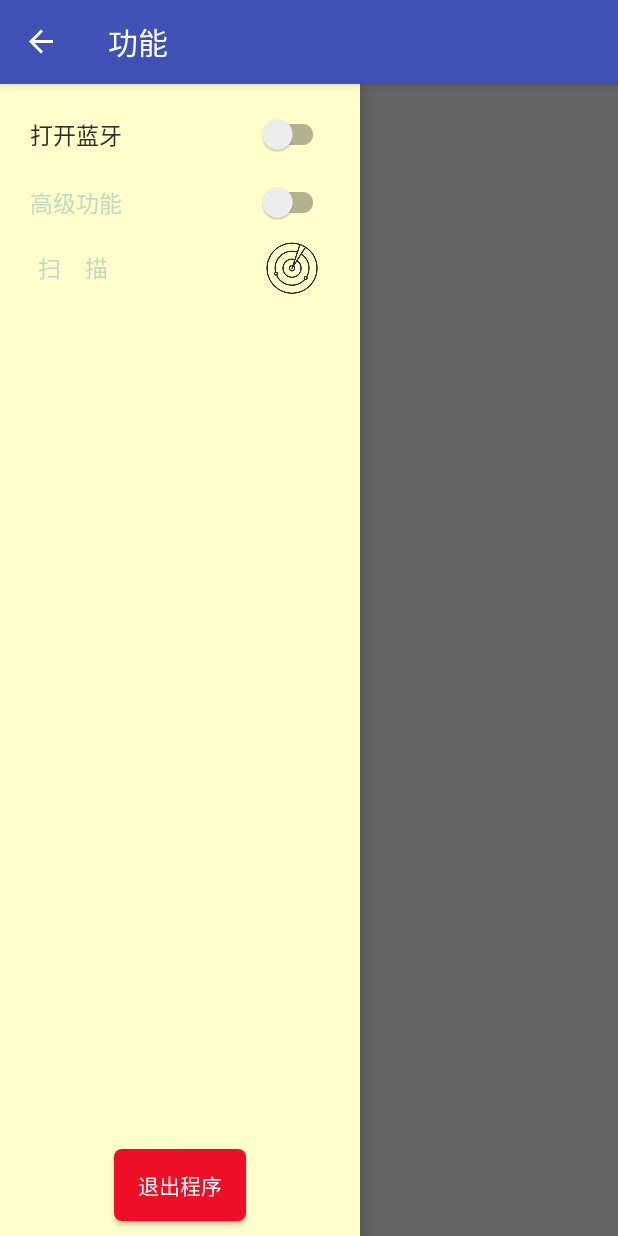
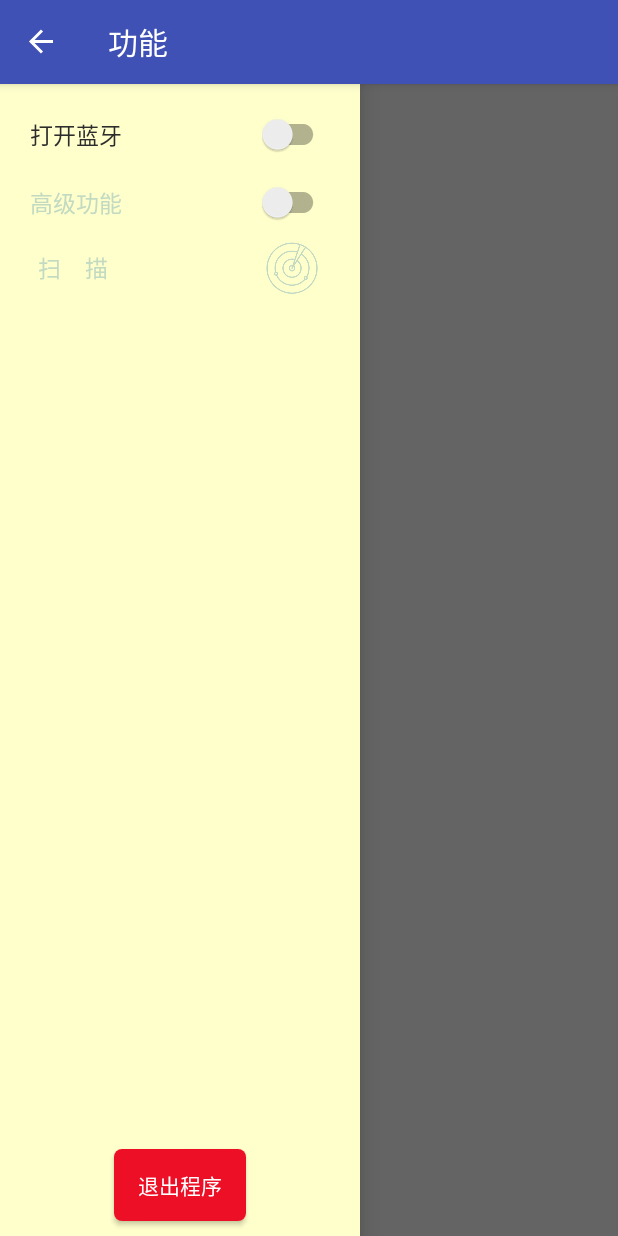
Before and after one commit to anymao/BTIM_pro, an Android app: the screen it shows after launch (MainActivity), with the side drawer open, on a phone screen of 412 x 824 dp. Run offline under Robolectric (Android 15) with nearby library versions, the phone set to English and light mode, and no system bars.

Commit message:
no change

```diff
--- a/app/src/main/java/top/anymore/btim_pro/activity/MainActivity.java
+++ b/app/src/main/java/top/anymore/btim_pro/activity/MainActivity.java
@@ -26,6 +26,10 @@ public class MainActivity extends AppCompatActivity {
     private DrawerLayout mDrawerLayout;//MainActivity的根布局
     private ActionBar mActionBar;
     private String mTitle;//用于存储最开始的标题
+    //左中右碎片实例
+    private LeftMenuFragment mLeftMenuFragment;
+    private ContentFragment mContentFragment;
+    private RightMenuFragment mRightMenuFragment;
     @Override
     protected void onCreate(Bundle savedInstanceState) {
         super.onCreate(savedInstanceState);
@@ -72,16 +76,8 @@ public class MainActivity extends AppCompatActivity {
                 //当右边抽屉打开时候点击设置关闭右边抽屉
                 if (mDrawerLayout.isDrawerOpen(rightMenuLayout)){
                     mDrawerLayout.closeDrawer(rightMenuLayout,true);
-                    //显示左边图标
-                    mActionBar.setDisplayHomeAsUpEnabled(true);
-                    //使左上角图标可用
-                    mActionBar.setHomeButtonEnabled(true);
                 }else {//否则打开右边抽屉
                     mDrawerLayout.openDrawer(rightMenuLayout,true);
-                    //关闭左边图标
-                    mActionBar.setDisplayHomeAsUpEnabled(false);
-                    //使左上角图标不可用
-                    mActionBar.setHomeButtonEnabled(false);
                 }
                 break;
         }
@@ -110,12 +106,14 @@ public class MainActivity extends AppCompatActivity {
         contentLayout = (FrameLayout) findViewById(R.id.content_layout);
         mTitle = (String) getTitle();
         mActionBar = getSupportActionBar();
-
+        mLeftMenuFragment = new LeftMenuFragment();
+        mContentFragment = new ContentFragment();
+        mRightMenuFragment = new RightMenuFragment();
         //动态加载三个碎片
         getSupportFragmentManager().beginTransaction()
-                .add(R.id.left_menu_layout,new LeftMenuFragment())
-                .add(R.id.content_layout,new ContentFragment())
-                .add(R.id.right_menu_layout,new RightMenuFragment())
+                .add(R.id.left_menu_layout,mLeftMenuFragment)
+                .add(R.id.content_layout,mContentFragment)
+                .add(R.id.right_menu_layout,mRightMenuFragment)
                 .commit();
         //初始化mActionBarDrawerToggle，并且重写其中的方法，以达到监听抽屉状态的目的
         mActionBarDrawerToggle = new ActionBarDrawerToggle(MainActivity.this,mDrawerLayout,R.string.open,R.string.close){
@@ -130,6 +128,10 @@ public class MainActivity extends AppCompatActivity {
                         break;
                     case R.id.right_menu_layout:
                         mActionBar.setTitle("设置");
+                        //关闭左边图标
+                        mActionBar.setDisplayHomeAsUpEnabled(false);
+                        //使左上角图标不可用
+                        mActionBar.setHomeButtonEnabled(false);
 //                        LogUtil.v(tag,"右侧菜单打开");
                         break;
                 }
@@ -148,6 +150,10 @@ public class MainActivity extends AppCompatActivity {
                         break;
                     case R.id.right_menu_layout:
                         mActionBar.setTitle(mTitle);
+                        //显示左边图标
+                        mActionBar.setDisplayHomeAsUpEnabled(true);
+                        //使左上角图标可用
+                        mActionBar.setHomeButtonEnabled(true);
 //                        LogUtil.v(tag,"右侧菜单关闭");
                         break;
                 }
@@ -164,4 +170,11 @@ public class MainActivity extends AppCompatActivity {
         //使左上角图标可用
         mActionBar.setHomeButtonEnabled(true);
     }
+
+    @Override
+    protected void onDestroy() {
+        super.onDestroy();
+        //注销广播接收器
+        unregisterReceiver(mLeftMenuFragment.receiver);
+    }
 }
--- a/app/src/main/java/top/anymore/btim_pro/bluetooth/BluetoothUtil.java
+++ b/app/src/main/java/top/anymore/btim_pro/bluetooth/BluetoothUtil.java
@@ -2,7 +2,6 @@ package top.anymore.btim_pro.bluetooth;
 
 import android.bluetooth.BluetoothAdapter;
 import android.bluetooth.BluetoothDevice;
-import android.util.Log;
 
 import java.lang.reflect.InvocationTargetException;
 import java.lang.reflect.Method;
@@ -136,13 +135,13 @@ public class BluetoothUtil {
     public List<BluetoothDevice> getPairedDevices(){
         List<BluetoothDevice> pairedDevices = new ArrayList<>();
         if (!mBluetoothAdapter.isEnabled()){
-            Log.v(tag,"蓝牙已关闭，获取配对列表失败");
+            LogUtil.v(tag,"蓝牙已关闭，获取配对列表失败");
             return pairedDevices;
         }
         //从集合中转换成列表，方便之后在recylerview中展示
         Set<BluetoothDevice> pairedDeviceSet = mBluetoothAdapter.getBondedDevices();
         for (BluetoothDevice device : pairedDeviceSet) {
-            Log.v(tag,device.getName());
+            LogUtil.v(tag,device.getName());
             pairedDevices.add(device);
         }
         return pairedDevices;
--- a/app/src/main/res/drawable/scan_btn_bg.xml
+++ b/app/src/main/res/drawable/scan_btn_bg.xml
@@ -1,5 +1,5 @@
 <?xml version="1.0" encoding="utf-8"?>
 <selector xmlns:android="http://schemas.android.com/apk/res/android">
-    <item android:drawable="@drawable/scan_unclickable" android:state_enabled="false"/>
     <item android:drawable="@drawable/scan" android:state_enabled="true"/>
+    <item android:drawable="@drawable/scan_unclickable" />
 </selector>
--- a/app/src/main/res/layout/left_menu_layout.xml
+++ b/app/src/main/res/layout/left_menu_layout.xml
@@ -49,7 +49,7 @@
             android:background="@drawable/scan_btn_bg"
             android:layout_marginLeft="51dp"
             android:layout_gravity="center_vertical"
-            android:clickable="false"/>
+            android:enabled="false"/>
     </LinearLayout>
     <TextView
         android:id="@+id/tv_paired_devices"
```
Also changed, not shown: app/src/main/java/top/anymore/btim_pro/fragment/LeftMenuFragment.java (+6 -4 lines).
